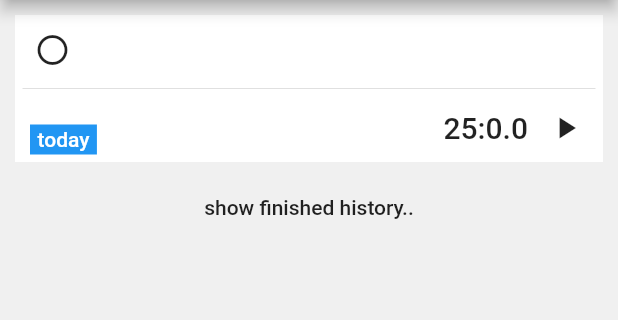
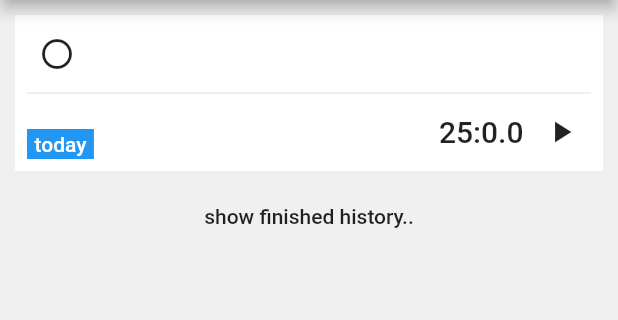
Before and after one commit to obzone/todolist, a Flutter app: the TodoEditView screen opened directly, after a tap on the "done" icon, on a phone screen of 412 x 824 dp, the part 84-404 px from its top. Run offline on Flutter 3.47's test engine with Material 2 defaults, Android fonts, the phone set to English and light mode, and no system bars; our stand-ins replace shared_preferences; accounts and stored records are empty; generated files the repository leaves out were written again.

Commit message:
修复展示细节

```diff
--- a/lib/views/todolist/today.dart
+++ b/lib/views/todolist/today.dart
@@ -57,7 +57,7 @@ class _TodayListView extends State<TodayListView> {
                 );
               },
         child: Container(
-          margin: EdgeInsets.all(5),
+          margin: EdgeInsets.all(8),
           child: Column(
             children: <Widget>[
               Row(
@@ -88,23 +88,21 @@ class _TodayListView extends State<TodayListView> {
                 crossAxisAlignment: CrossAxisAlignment.end,
                 children: <Widget>[
                   Container(
-                    margin: EdgeInsets.only(left: 5),
                     child: Column(
                       crossAxisAlignment: CrossAxisAlignment.start,
                       children: <Widget>[
                         Row(
                           children: <Widget>[
-                            ...(model.doHistories ?? []).map(
-                              (history) => Icon(
-                                Icons.clear,
-                                color: Theme.of(context).primaryColor,
-                                size: 15,
+                            ...?model.doHistories?.map(
+                              (history) => Text(
+                                '✗ ',
+                                style: TextStyle(color: Colors.blue),
                               ),
                             ),
                           ],
                         ),
+                        if (model.doHistories != null && model.doHistories.length > 0) Container(height: 5),
                         Container(
-                          margin: EdgeInsets.only(top: 5),
                           padding: EdgeInsets.symmetric(horizontal: 5, vertical: 2),
                           color: Theme.of(context).primaryColor,
                           child: Text(
```
Also changed, not shown: lib/viewmodels/list/list.dart (+4 -7 lines), lib/views/todolist/operator_selector.dart (+11 -6 lines), lib/views/todolist/pool.dart (+11 -7 lines).
